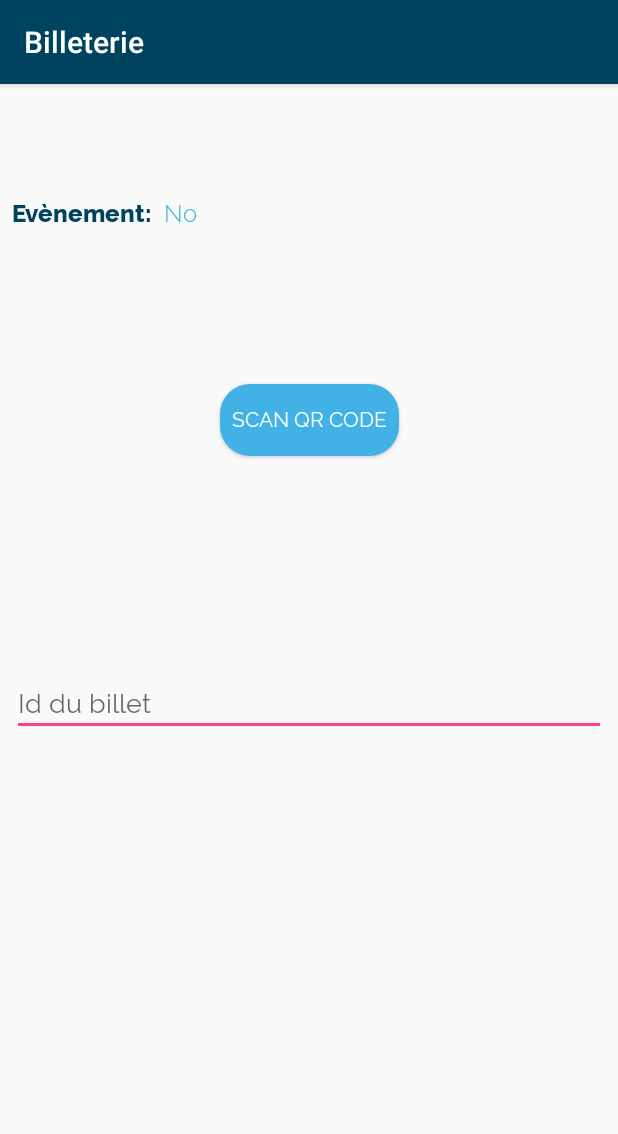
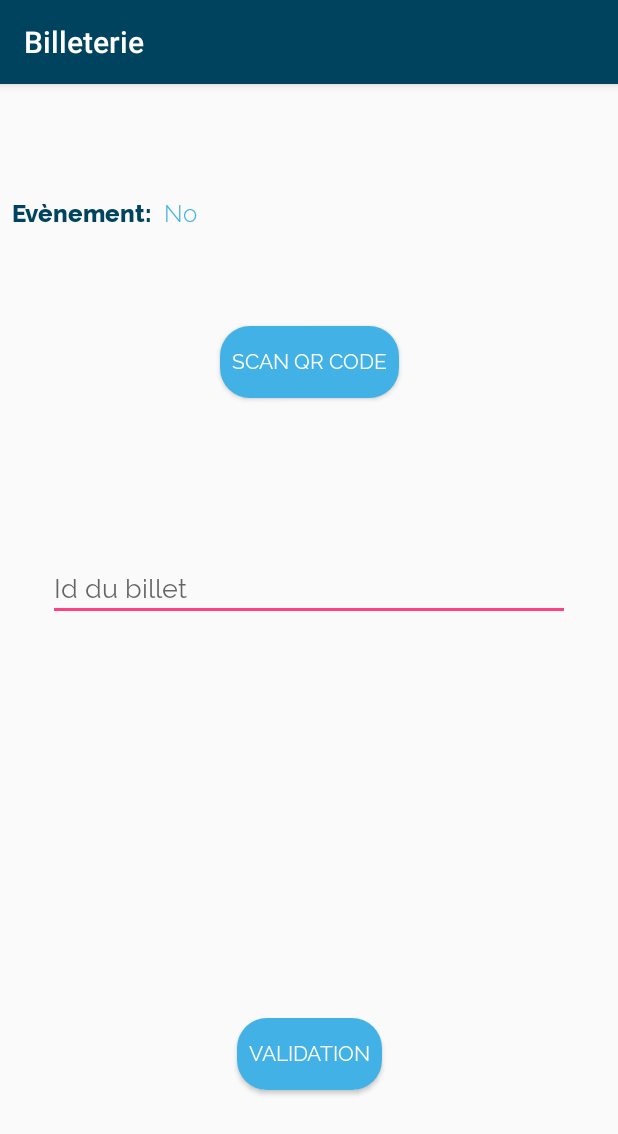
Before and after one commit to Morceau-x/yakachoisir, an Android app: the CheckActivity screen opened directly, with no data from a screen before it, on a phone screen of 412 x 824 dp. Shown: the top 1134 px of the screen. Run offline under Robolectric (Android 15) with nearby library versions, the phone set to English and light mode, and no system bars; libraries missing offline, so code that uses them is left out: com.google.zxing.integration; 2 statements that could not run were skipped.

Commit message:
Add validation for tickets

```diff
--- a/YakaAppli/app/src/main/res/layout/activity_check.xml
+++ b/YakaAppli/app/src/main/res/layout/activity_check.xml
@@ -33,40 +33,57 @@
         app:layout_constraintTop_toTopOf="@+id/horizontal_guide10" />
 
     <android.support.constraint.Guideline
-        android:id="@+id/horizontal_guide25"
+        android:id="@+id/horizontal_guide20"
         android:layout_width="wrap_content"
         android:layout_height="wrap_content"
         android:orientation="horizontal"
-        app:layout_constraintGuide_percent="0.25"/>
+        app:layout_constraintGuide_percent="0.20"/>
     <android.support.constraint.Guideline
-        android:id="@+id/horizontal_guide50"
+        android:id="@+id/horizontal_guide40"
         android:layout_width="wrap_content"
         android:layout_height="wrap_content"
         android:orientation="horizontal"
-        app:layout_constraintGuide_percent="0.50"/>
-
+        app:layout_constraintGuide_percent="0.40"/>
     <android.support.constraint.Guideline
         android:id="@+id/horizontal_guide10"
         android:layout_width="wrap_content"
         android:layout_height="wrap_content"
         android:orientation="horizontal"
         app:layout_constraintGuide_percent="0.10"/>
+    <android.support.constraint.Guideline
+        android:id="@+id/horizontal_guide80"
+        android:layout_width="wrap_content"
+        android:layout_height="wrap_content"
+        android:orientation="horizontal"
+        app:layout_constraintGuide_percent="0.80"/>
+
+    <android.support.constraint.Guideline
+        android:id="@+id/vertical_guide20"
+        android:layout_width="wrap_content"
+        android:layout_height="wrap_content"
+        android:orientation="vertical"
+        app:layout_constraintGuide_percent="0.20"/>
+    <android.support.constraint.Guideline
+        android:id="@+id/vertical_guide80"
+        android:layout_width="wrap_content"
+        android:layout_height="wrap_content"
+        android:orientation="vertical"
+        app:layout_constraintGuide_percent="0.80"/>
+
 
     <EditText
         android:id="@+id/text_password"
         android:layout_width="match_parent"
         android:layout_height="wrap_content"
-        android:layout_marginEnd="8dp"
-        android:layout_marginLeft="8dp"
-        android:layout_marginRight="8dp"
-        android:layout_marginStart="8dp"
+        android:layout_marginEnd="32dp"
+        android:layout_marginRight="32dp"
         android:layout_marginTop="8dp"
+        android:layout_marginStart="32dp"
+        android:layout_marginLeft="32dp"
+        android:fontFamily="@font/raleway_regular"
         android:hint="@string/ticketId"
         android:lines="1"
-        android:fontFamily="@font/raleway_regular"
-        app:layout_constraintEnd_toEndOf="parent"
-        app:layout_constraintStart_toStartOf="parent"
-        app:layout_constraintTop_toBottomOf="@+id/horizontal_guide50" />
+        app:layout_constraintTop_toBottomOf="@+id/horizontal_guide40" />
 
     <Button
         android:id="@+id/btn_scan"
@@ -84,6 +101,24 @@
         android:fontFamily="@font/raleway_regular"
         android:textColor="@color/colorBlank"
         android:padding="8dp"
-        app:layout_constraintTop_toTopOf="@+id/horizontal_guide25" />
+        app:layout_constraintTop_toTopOf="@+id/horizontal_guide20" />
+
+    <Button
+        android:id="@+id/btn_validate"
+        android:layout_width="wrap_content"
+        android:layout_height="wrap_content"
+        android:layout_marginEnd="8dp"
+        android:layout_marginLeft="8dp"
+        android:layout_marginRight="8dp"
+        android:layout_marginStart="8dp"
+        android:layout_marginTop="8dp"
+        android:text="@string/validation"
+        app:layout_constraintEnd_toEndOf="parent"
+        app:layout_constraintStart_toStartOf="parent"
+        android:background="@drawable/button_style"
+        android:fontFamily="@font/raleway_regular"
+        android:textColor="@color/colorBlank"
+        android:padding="8dp"
+        app:layout_constraintTop_toTopOf="@+id/horizontal_guide80" />
 
 </android.support.constraint.ConstraintLayout>
--- a/YakaAppli/app/src/main/res/values/strings.xml
+++ b/YakaAppli/app/src/main/res/values/strings.xml
@@ -11,4 +11,5 @@
     <string name="login">Login</string>
     <string name="password">Password</string>
     <string name="ticketId">Id du billet</string>
+    <string name="validation">Validation</string>
 </resources>
```
